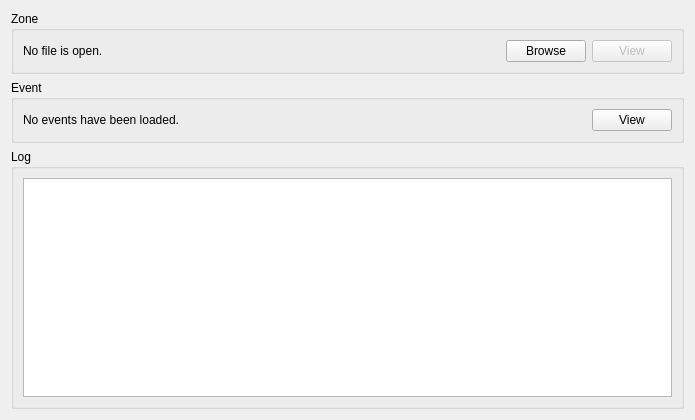
comphack/comp_hack, file tools/cathedral/ui/MainWindow.ui: the form before one commit.
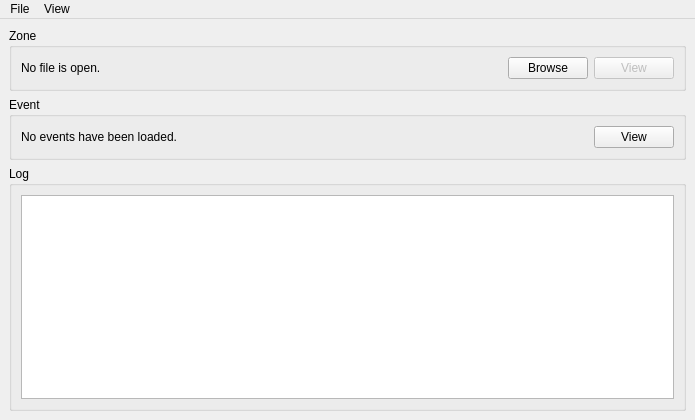
The form after the commit.

Commit message: Resource List for view only selector windows

The edit to the form file:
```diff
--- a/tools/cathedral/ui/MainWindow.ui
+++ b/tools/cathedral/ui/MainWindow.ui
@@ -1,7 +1,7 @@
 <?xml version="1.0" encoding="UTF-8"?>
 <ui version="4.0">
  <class>MainWindow</class>
- <widget class="QWidget" name="MainWindow">
+ <widget class="QMainWindow" name="MainWindow">
   <property name="geometry">
    <rect>
     <x>0</x>
@@ -13,7 +13,11 @@
   <property name="windowTitle">
    <string>COMP_hack Cathedral of Content</string>
   </property>
-  <layout class="QVBoxLayout" name="verticalLayout_2">
+  <widget class="QWidget" name="centralwidget">
+   <property name="enabled">
+    <bool>true</bool>
+   </property>
+   <layout class="QVBoxLayout" name="mainLayout">
    <item>
     <widget class="QGroupBox" name="groupZone">
      <property name="title">
@@ -103,6 +107,41 @@
     </widget>
    </item>
   </layout>
+  </widget>
+  <widget class="QMenuBar" name="menubar">
+   <property name="geometry">
+    <rect>
+     <x>0</x>
+     <y>0</y>
+     <width>695</width>
+     <height>21</height>
+    </rect>
+   </property>
+   <widget class="QMenu" name="menuFile">
+    <property name="title">
+     <string>File</string>
+    </property>
+    <addaction name="actionQuit"/>
+   </widget>
+   <widget class="QMenu" name="menuView">
+    <property name="title">
+     <string>View</string>
+    </property>
+    <widget class="QMenu" name="menuResourceList">
+     <property name="title">
+      <string>Resource List</string>
+     </property>
+    </widget>
+    <addaction name="menuResourceList"/>
+   </widget>
+   <addaction name="menuFile"/>
+   <addaction name="menuView"/>
+  </widget>
+  <action name="actionQuit">
+   <property name="text">
+    <string>Quit</string>
+   </property>
+  </action>
  </widget>
  <resources/>
  <connections/>
```
Left out of the diff: 4 changed lines with no effect on the pictures. Lines whose indentation alone changed are shown as unchanged. The commit also changes 3 other files.
